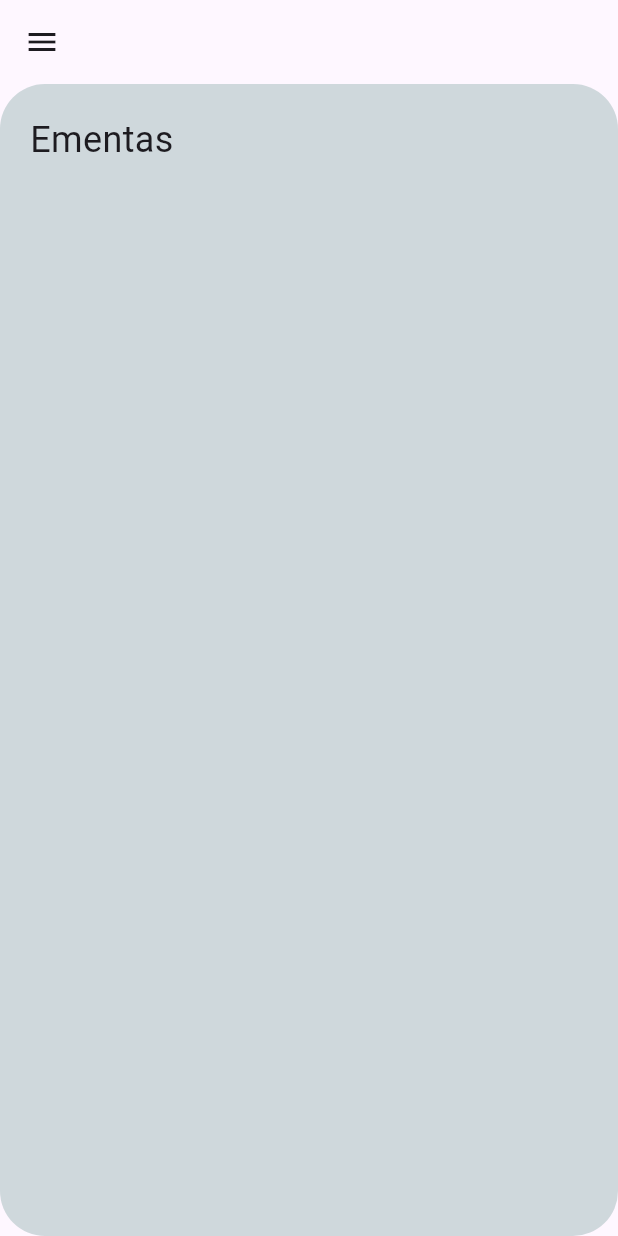
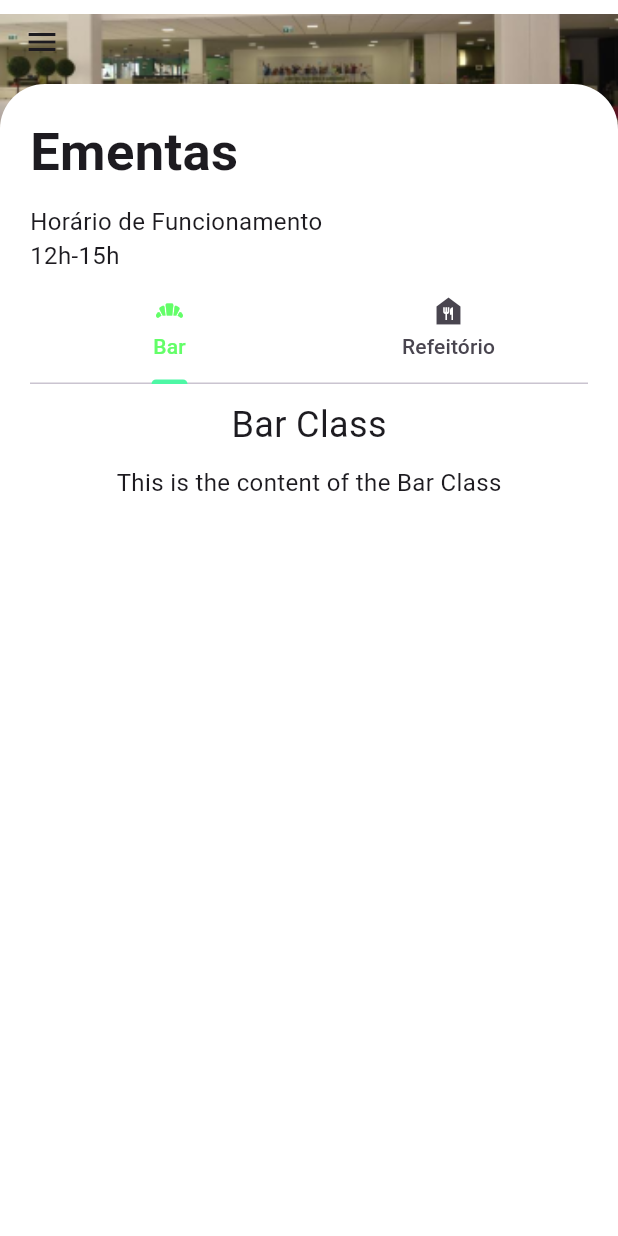
Before and after one commit to ComputacaoMovel2023-Classroom/tp-c_CentralIPS, a Flutter app: the EmentasUI screen opened directly, on a phone screen of 412 x 824 dp. Run offline on Flutter 3.47's test engine with Material 2 defaults, Android fonts, the phone set to English and light mode, and no system bars; our stand-ins replace convex_bottom_bar; network calls fail.

Commit message:
ementas (falta plano semanal)

```diff
--- /dev/null
+++ b/CentralIPS/lib/Ementas/BarClass.dart
@@ -0,0 +1,25 @@
+import 'package:flutter/material.dart';
+
+class BarClass extends StatelessWidget {
+  const BarClass({Key? key}) : super(key: key);
+
+  @override
+  Widget build(BuildContext context) {
+    return Container(
+      padding: const EdgeInsets.all(10),
+      child: Column(
+        children: const [
+          Text(
+            "Bar Class",
+            style: TextStyle(fontSize: 24),
+          ),
+          SizedBox(height: 10),
+          Text(
+            "This is the content of the Bar Class",
+            style: TextStyle(fontSize: 16),
+          ),
+        ],
+      ),
+    );
+  }
+}
--- /dev/null
+++ b/CentralIPS/lib/Ementas/ButtonsUI.dart
@@ -0,0 +1,47 @@
+import 'package:centralips/Ementas/BarClass.dart';
+
+import 'package:flutter/material.dart';
+
+class ButtonUI extends StatefulWidget {
+  const ButtonUI({Key? key}) : super(key: key);
+
+  @override
+  ButtonsUIState createState() => ButtonsUIState();
+}
+
+class ButtonsUIState extends State<ButtonUI> {
+  int _selectedIndex = 0;
+
+  @override
+  Widget build(BuildContext context) {
+    return DefaultTabController(
+      initialIndex: _selectedIndex,
+      length: 2,
+      child: Column(
+        children: [
+          TabBar(
+            tabs: const [
+              Tab(
+                text: "Bar",
+                icon: Icon(Icons.bakery_dining),
+              ),
+              Tab(
+                text: "Refeitório",
+                icon: Icon(Icons.food_bank),
+              ),
+            ],
+            labelColor: const Color.fromARGB(255, 99, 254, 104),
+            indicatorColor: const Color.fromARGB(255, 77, 247, 165),
+            onTap: (index) {
+              setState(() {
+                _selectedIndex = index;
+              });
+            },
+          ),
+          if (_selectedIndex == 0) const BarClass(), //BAR
+          if (_selectedIndex == 1) const BarClass(), //RESTAURANTE
+        ],
+      ),
+    );
+  }
+}
--- a/CentralIPS/lib/Ementas/ementasUI.dart
+++ b/CentralIPS/lib/Ementas/ementasUI.dart
@@ -1,7 +1,4 @@
-// ignore: duplicate_ignore
-// ignore: file_names
-// ignore_for_file: file_names
-
+import 'package:centralips/Ementas/ButtonsUI.dart';
 import 'package:flutter/material.dart';
 
 class EmentasUI extends StatelessWidget {
@@ -9,28 +6,61 @@ class EmentasUI extends StatelessWidget {
 
   @override
   Widget build(BuildContext context) {
-    return Scaffold(
+    return Stack(
+      children: [
+        Container(
+          height: 200,
+          decoration: const BoxDecoration(
+            image: DecorationImage(
+              image: AssetImage('assets/images/chairsips.png'),
+              fit: BoxFit.fitWidth,
+            ),
+          ),
+        ),
+        Scaffold(
           appBar: AppBar(
             backgroundColor: Colors.transparent,
             elevation: 0,
             leading: const Icon(Icons.menu),
           ),
+          backgroundColor: Colors.transparent,
           body: Container(
-        decoration: BoxDecoration(
-          color: Colors.blueGrey[100],
-          borderRadius: BorderRadius.circular(30),
-        ),
-        child: const Align(
+            decoration: const BoxDecoration(
+                color: Colors.white,
+                borderRadius: BorderRadius.vertical(
+                  top: Radius.circular(30),
+                )),
+            child: Align(
               alignment: Alignment.topLeft,
               child: Padding(
-            padding: EdgeInsets.all(20),
-            child: Text(
+                padding: const EdgeInsets.all(20),
+                child: Column(
+                  crossAxisAlignment: CrossAxisAlignment.start,
+                  children: const [
+                    Text(
                       "Ementas",
-              style: TextStyle(fontSize: 24),
+                      style: TextStyle(
+                        fontSize: 35,
+                        fontWeight: FontWeight.bold,
+                      ),
+                    ),
+                    SizedBox(height: 10),
+                    Text(
+                      "Horário de Funcionamento",
+                      style: TextStyle(fontSize: 16),
+                    ),
+                    Text(
+                      "12h-15h",
+                      style: TextStyle(fontSize: 16),
+                    ),
+                    ButtonUI(),
+                  ],
                 ),
               ),
             ),
           ),
+        ),
+      ],
     );
   }
 }
```
Also changed, not shown: CentralIPS/assets/images/chairsips.png (added). Lines whose indentation alone changed are shown as unchanged.
